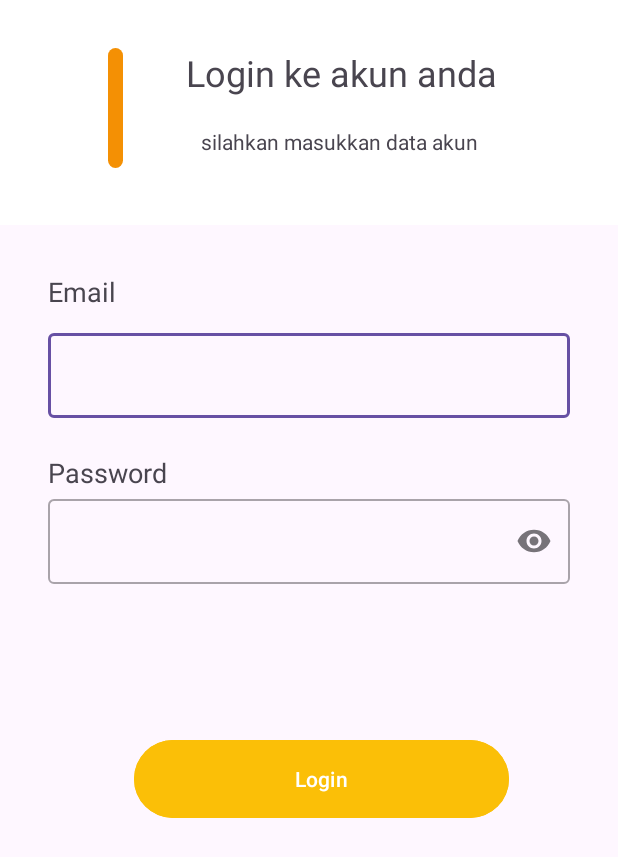
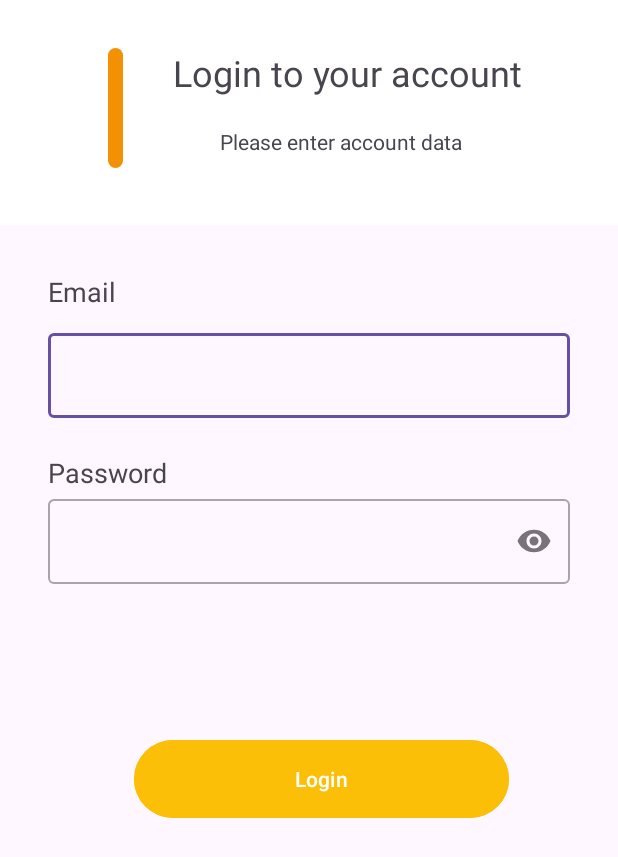
Before and after one commit to TrotoTrackApp/TrotoTrack-Mobile, an Android app: the LoginActivity screen opened directly, with no data from a screen before it, after a tap on "Login", on a phone screen of 412 x 824 dp. Shown: the top 857 px of the screen. Run offline under Robolectric (Android 15) with nearby library versions, the phone set to English and light mode, and no system bars.

Commit message:
feat: add register functionality and edit login

```diff
--- a/app/src/main/java/com/trototrackapp/trototrack/data/remote/retrofit/ApiService.kt
+++ b/app/src/main/java/com/trototrackapp/trototrack/data/remote/retrofit/ApiService.kt
@@ -1,7 +1,9 @@
 package com.trototrackapp.trototrack.data.remote.retrofit
 
 import com.trototrackapp.trototrack.data.remote.request.LoginRequest
+import com.trototrackapp.trototrack.data.remote.request.RegisterRequest
 import com.trototrackapp.trototrack.data.remote.response.LoginResponse
+import com.trototrackapp.trototrack.data.remote.response.RegisterResponse
 import retrofit2.Response
 import retrofit2.http.Body
 import retrofit2.http.POST
@@ -12,4 +14,9 @@ interface ApiService {
     suspend fun login(
         @Body request: LoginRequest
     ): Response<LoginResponse>
+
+    @POST("register")
+    suspend fun register(
+        @Body request: RegisterRequest
+    ): Response<RegisterResponse>
 }
--- a/app/src/main/java/com/trototrackapp/trototrack/ui/auth/LoginActivity.kt
+++ b/app/src/main/java/com/trototrackapp/trototrack/ui/auth/LoginActivity.kt
@@ -7,8 +7,6 @@ import android.util.Log
 import android.view.View
 import android.widget.Toast
 import androidx.activity.viewModels
-import androidx.lifecycle.Observer
-import androidx.lifecycle.ViewModelProvider
 import com.trototrackapp.trototrack.data.ResultState
 import com.trototrackapp.trototrack.databinding.ActivityLoginBinding
 import com.trototrackapp.trototrack.ui.home.MainActivity
@@ -31,9 +29,7 @@ class LoginActivity : AppCompatActivity() {
             val email = binding.emailEditText.text.toString()
             val password = binding.passwordEditText.text.toString()
             Log.d("LoginActivity", "Email: $email, Password: $password")
-            if (email.isEmpty() || password.isEmpty()) {
-                Toast.makeText(this, "Data cannot be empty", Toast.LENGTH_SHORT).show()
-            } else {
+
             binding.progressIndicator.visibility = View.VISIBLE
             authViewModel.login(email, password).observe(this) { result ->
                 when (result) {
@@ -56,8 +52,3 @@ class LoginActivity : AppCompatActivity() {
         }
     }
 }
-
-    private fun showToast(message: String) {
-        Toast.makeText(this, message, Toast.LENGTH_SHORT).show()
-    }
-}
--- a/app/src/main/java/com/trototrackapp/trototrack/ui/viewmodel/AuthViewModel.kt
+++ b/app/src/main/java/com/trototrackapp/trototrack/ui/viewmodel/AuthViewModel.kt
@@ -6,4 +6,6 @@ import com.trototrackapp.trototrack.data.repository.AuthRepository
 class AuthViewModel(private val authRepository: AuthRepository) : ViewModel() {
 
     fun login(email: String, password: String) = authRepository.login(email, password)
+
+    fun register(name: String, username: String, email: String, password: String, confirm_password: String) = authRepository.register(name, username, email, password, confirm_password)
 }
--- a/app/src/main/java/com/trototrackapp/trototrack/ui/welcome/WelcomeActivity.kt
+++ b/app/src/main/java/com/trototrackapp/trototrack/ui/welcome/WelcomeActivity.kt
@@ -3,11 +3,9 @@ package com.trototrackapp.trototrack.ui.welcome
 import android.content.Intent
 import androidx.appcompat.app.AppCompatActivity
 import android.os.Bundle
-import com.trototrackapp.trototrack.R
 import com.trototrackapp.trototrack.databinding.ActivityWelcomeBinding
 import com.trototrackapp.trototrack.ui.auth.LoginActivity
 import com.trototrackapp.trototrack.ui.auth.SignInActivity
-import com.trototrackapp.trototrack.ui.home.MainActivity
 
 class WelcomeActivity : AppCompatActivity() {
     private lateinit var binding: ActivityWelcomeBinding
@@ -22,7 +20,7 @@ class WelcomeActivity : AppCompatActivity() {
         }
 
         binding.SignInButton.setOnClickListener {
-            startActivity(Intent(this, MainActivity::class.java))
+            startActivity(Intent(this, SignInActivity::class.java))
         }
     }
 }
--- a/app/src/main/res/layout/activity_login.xml
+++ b/app/src/main/res/layout/activity_login.xml
@@ -9,16 +9,6 @@
     <androidx.constraintlayout.widget.ConstraintLayout
         android:layout_width="match_parent"
         android:layout_height="wrap_content">
-
-        <com.google.android.material.progressindicator.LinearProgressIndicator
-            android:id="@+id/progressIndicator"
-            android:layout_width="match_parent"
-            android:layout_height="wrap_content"
-            android:indeterminate="true"
-            android:visibility="gone"
-            app:layout_constraintEnd_toEndOf="parent"
-            app:layout_constraintStart_toStartOf="parent"
-            app:layout_constraintTop_toTopOf="parent" />
 
         <View
             android:id="@+id/backgroundView"
@@ -44,7 +34,7 @@
             android:id="@+id/textView"
             android:layout_width="wrap_content"
             android:layout_height="wrap_content"
-            android:text="Login ke akun anda"
+            android:text="Login to your account"
             android:textSize="24sp"
             app:layout_constraintEnd_toEndOf="parent"
             app:layout_constraintHorizontal_bias="0.344"
@@ -55,7 +45,7 @@
             android:layout_width="wrap_content"
             android:layout_height="wrap_content"
             android:layout_marginTop="20dp"
-            android:text="silahkan masukkan data akun"
+            android:text="Please enter account data"
             app:layout_constraintEnd_toEndOf="@+id/textView"
             app:layout_constraintHorizontal_bias="0.434"
             app:layout_constraintStart_toStartOf="@+id/textView"
@@ -138,5 +128,15 @@
             app:layout_constraintTop_toBottomOf="@id/passwordEditTextLayout"
             app:layout_constraintVertical_bias="0.0" />
 
+        <com.google.android.material.progressindicator.LinearProgressIndicator
+            android:id="@+id/progressIndicator"
+            android:layout_width="match_parent"
+            android:layout_height="wrap_content"
+            android:indeterminate="true"
+            android:visibility="gone"
+            app:layout_constraintEnd_toEndOf="parent"
+            app:layout_constraintStart_toStartOf="parent"
+            app:layout_constraintTop_toTopOf="parent" />
+
     </androidx.constraintlayout.widget.ConstraintLayout>
 </ScrollView>
```
Also changed, not shown: app/src/main/java/com/trototrackapp/trototrack/data/remote/request/RegisterRequest.kt (added, +9 -0 lines), app/src/main/java/com/trototrackapp/trototrack/data/remote/response/RegisterResponse.kt (added, +12 -0 lines), app/src/main/java/com/trototrackapp/trototrack/data/repository/AuthRepository.kt (+18 -0 lines), app/src/main/java/com/trototrackapp/trototrack/ui/auth/SignInActivity.kt (+43 -2 lines), app/src/main/res/layout/activity_sign_in.xml (+12 -2 lines). Lines whose indentation alone changed are shown as unchanged.
